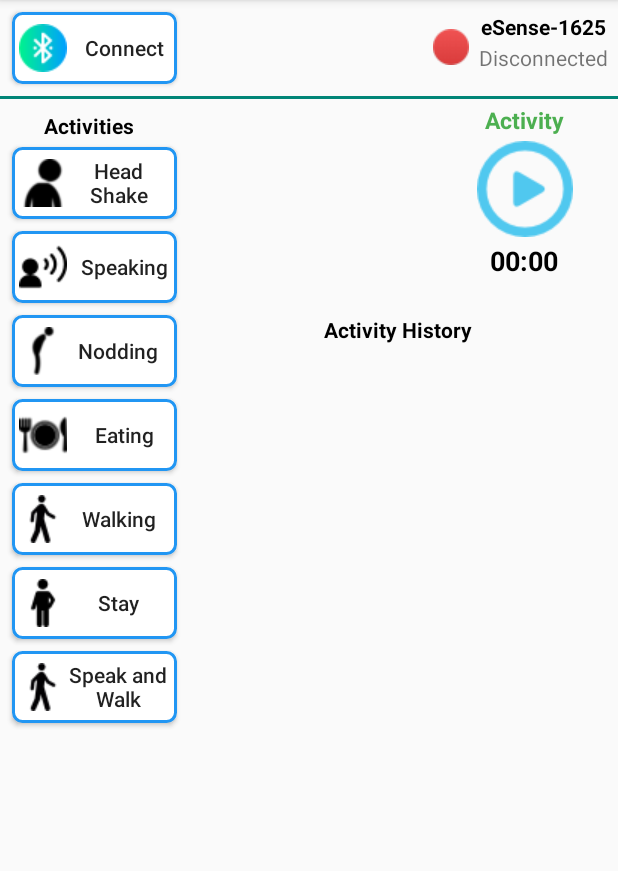
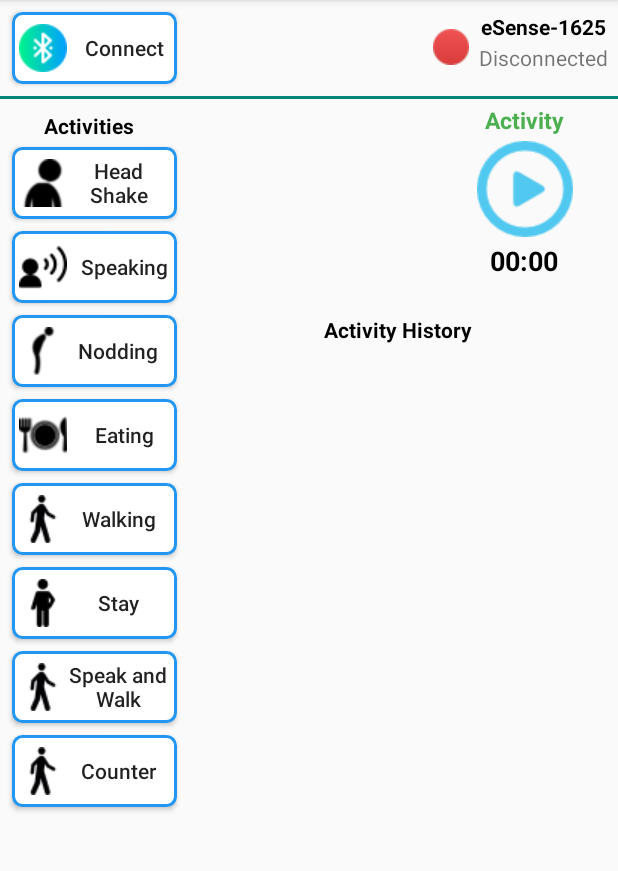
Before and after one commit to UF-CIS6930-DigitalHealth-2021FallGroup1/GatorAct, an Android app: the screen it shows after launch (MainActivity), on a phone screen of 412 x 824 dp, the part 84-955 px from its top. Run offline under Robolectric (Android 15) with nearby library versions, the phone set to English and light mode, and no system bars; our stand-ins replace Firebase (no records; nobody signed in at launch, a user with empty details on screens opened directly); libraries missing offline, so code that uses them is left out: org.apache.poi; 1 statement that could not run was skipped.

Commit message:
adding counter to UI and show as activity

```diff
--- a/Esense/app/src/main/java/com/sozolab/sumon/ActivityListAdapter.java
+++ b/Esense/app/src/main/java/com/sozolab/sumon/ActivityListAdapter.java
@@ -42,6 +42,7 @@ public class ActivityListAdapter extends BaseAdapter {
             holder.stopTime = (TextView) v.findViewById(R.id.stopTime);
             holder.activity = (TextView) v.findViewById(R.id.listItemActivity);
             holder.duration = (TextView) v.findViewById(R.id.totalTime);
+            holder.counterNum = (TextView) v.findViewById(R.id.counterNum);
             v.setTag(holder);
         } else {
             holder = (ViewHolder) v.getTag();
@@ -50,6 +51,7 @@ public class ActivityListAdapter extends BaseAdapter {
         holder.stopTime.setText(listData.get(position).getStopTime());
         holder.activity.setText(listData.get(position).getActivityName());
         holder.duration.setText(listData.get(position).getDuration());
+        holder.counterNum.setText(String.valueOf(listData.get(position).getCounter()));
         return v;
     }
     static class ViewHolder {
@@ -57,5 +59,6 @@ public class ActivityListAdapter extends BaseAdapter {
         TextView stopTime;
         TextView activity;
         TextView duration;
+        TextView counterNum;
     }
 }
--- a/Esense/app/src/main/java/com/sozolab/sumon/DatabaseHandler.java
+++ b/Esense/app/src/main/java/com/sozolab/sumon/DatabaseHandler.java
@@ -20,6 +20,7 @@ public class DatabaseHandler extends SQLiteOpenHelper {
     private static final String KEY_START_TIME = "start_time";
     private static final String KEY_STOP_TIME = "stop_time";
     private static final String KEY_DURATION = "duration";
+    private static final String KEY_COUNTER = "counter";
 
     public DatabaseHandler(Context context) {
         super(context, DATABASE_NAME, null, DATABASE_VERSION);
@@ -29,7 +30,7 @@ public class DatabaseHandler extends SQLiteOpenHelper {
     public void onCreate(SQLiteDatabase db) {
         String CREATE_ACTIVITY_TABLE = "CREATE TABLE " + TABLE_ACTIVITY + "("
                 + KEY_ID + " INTEGER PRIMARY KEY AUTOINCREMENT," + KEY_ACTIVITY + " TEXT,"
-                + KEY_START_TIME + " TEXT," + KEY_STOP_TIME + " TEXT," + KEY_DURATION + " TEXT" + ")";
+                + KEY_START_TIME + " TEXT," + KEY_STOP_TIME + " TEXT," + KEY_DURATION + " TEXT," + KEY_COUNTER + " TEXT" + ")";
         db.execSQL(CREATE_ACTIVITY_TABLE);
     }
 
@@ -47,6 +48,7 @@ public class DatabaseHandler extends SQLiteOpenHelper {
         contentValues.put(KEY_START_TIME, activity.getStartTime());
         contentValues.put(KEY_STOP_TIME, activity.getStopTime());
         contentValues.put(KEY_DURATION, activity.getDuration());
+        contentValues.put(KEY_COUNTER, activity.getCounter());
 
         db.insert(TABLE_ACTIVITY, null, contentValues);
         db.close();
@@ -67,6 +69,7 @@ public class DatabaseHandler extends SQLiteOpenHelper {
                 activity.setStartTime(cursor.getString(2));
                 activity.setStopTime(cursor.getString(3));
                 activity.setDuration(cursor.getString(4));
+                activity.setCounter(cursor.getInt(5));
                 activityList.add(activity);
             } while (cursor.moveToNext());
         }
--- a/Esense/app/src/main/java/com/sozolab/sumon/PhoneSensorListenerManager.java
+++ b/Esense/app/src/main/java/com/sozolab/sumon/PhoneSensorListenerManager.java
@@ -60,8 +60,6 @@ public class PhoneSensorListenerManager implements SensorEventListener {
     public void onSensorChanged(SensorEvent evt) {
         if(dataCollecting) {
             if (evt.sensor.getType() == Sensor.TYPE_ACCELEROMETER) {
-//                String sensorData = "Accel x: " + evt.values[0] + ", y: " + evt.values[1] + ", z: " + evt.values[2];
-//                Log.d(TAG, sensorData);
                 this.activitySubscription.updatePhoneAcc(evt.values[0], evt.values[1], evt.values[2]);
             }
         }
--- a/Esense/app/src/main/java/com/sozolab/sumon/SensorListenerManager.java
+++ b/Esense/app/src/main/java/com/sozolab/sumon/SensorListenerManager.java
@@ -194,6 +194,9 @@ public class SensorListenerManager implements ESenseSensorListener {
             case "Staying":
                 index = 6;
                 break;
+            case "Counter":
+                index = 7;
+                break;
         }
 
         return index;
--- a/Esense/app/src/main/res/layout/activity_main.xml
+++ b/Esense/app/src/main/res/layout/activity_main.xml
@@ -169,6 +169,20 @@
         app:layout_constraintTop_toBottomOf="@+id/stayButton" />
 
     <Button
+        android:id="@+id/counter_button"
+        android:layout_width="110dp"
+        android:layout_height="wrap_content"
+        android:layout_marginStart="8dp"
+        android:layout_marginTop="64dp"
+        android:background="@drawable/custom_button"
+        android:drawableLeft="@drawable/walk"
+        android:text="Counter"
+        android:textAllCaps="false"
+        android:textSize="14sp"
+        app:layout_constraintStart_toStartOf="parent"
+        app:layout_constraintTop_toBottomOf="@+id/stayButton" />
+
+    <Button
         android:id="@+id/walkButton"
         android:layout_width="110dp"
         android:layout_height="wrap_content"
```
Also changed, not shown: Esense/app/src/main/java/com/sozolab/sumon/Activity.java (+5 -9 lines), Esense/app/src/main/java/com/sozolab/sumon/MainActivity.java (+33 -38 lines), Esense/app/src/main/java/com/sozolab/sumon/counter/utils/ActivityClassifier.java (+4 -3 lines), Esense/app/src/main/res/layout/list_item.xml (+13 -0 lines).
